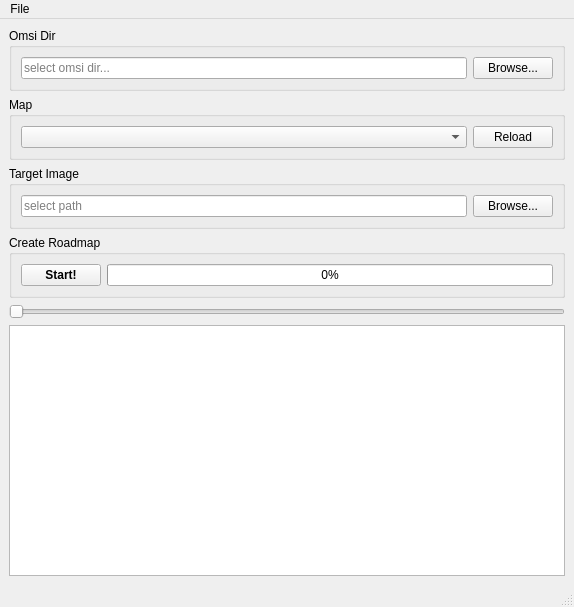
ma7t3/OmsiRoadmapTool, file mainwindow.ui: the form before one commit.
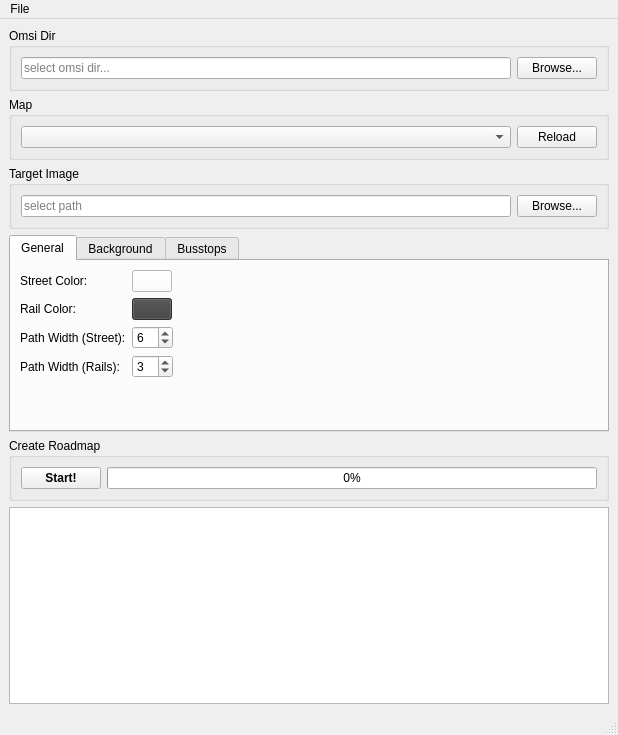
The form after the commit.

Commit message: Colors and elements can now be customized

Patch:
```diff
--- a/mainwindow.ui
+++ b/mainwindow.ui
@@ -6,8 +6,8 @@
    <rect>
     <x>0</x>
     <y>0</y>
-    <width>574</width>
-    <height>607</height>
+    <width>618</width>
+    <height>735</height>
    </rect>
   </property>
   <property name="windowTitle">
@@ -95,6 +95,328 @@
       </layout>
      </widget>
     </item>
+    <item>
+     <widget class="QTabWidget" name="tabWidget">
+      <property name="currentIndex">
+       <number>0</number>
+      </property>
+      <widget class="QWidget" name="general">
+       <attribute name="title">
+        <string>General</string>
+       </attribute>
+       <layout class="QFormLayout" name="formLayout">
+        <item row="0" column="0">
+         <widget class="QLabel" name="label">
+          <property name="text">
+           <string>Street Color:</string>
+          </property>
+         </widget>
+        </item>
+        <item row="0" column="1">
+         <layout class="QHBoxLayout" name="horizontalLayout_5">
+          <item>
+           <widget class="QPushButton" name="pbStreetColor">
+            <property name="styleSheet">
+             <string notr="true">background-color: white</string>
+            </property>
+            <property name="text">
+             <string/>
+            </property>
+           </widget>
+          </item>
+          <item>
+           <spacer name="horizontalSpacer">
+            <property name="orientation">
+             <enum>Qt::Horizontal</enum>
+            </property>
+            <property name="sizeHint" stdset="0">
+             <size>
+              <width>40</width>
+              <height>20</height>
+             </size>
+            </property>
+           </spacer>
+          </item>
+         </layout>
+        </item>
+        <item row="1" column="0">
+         <widget class="QLabel" name="label_2">
+          <property name="text">
+           <string>Rail Color:</string>
+          </property>
+         </widget>
+        </item>
+        <item row="1" column="1">
+         <layout class="QHBoxLayout" name="horizontalLayout_8">
+          <item>
+           <widget class="QPushButton" name="pbRailColor">
+            <property name="styleSheet">
+             <string notr="true">background-color: #404040</string>
+            </property>
+            <property name="text">
+             <string/>
+            </property>
+           </widget>
+          </item>
+          <item>
+           <spacer name="horizontalSpacer_4">
+            <property name="orientation">
+             <enum>Qt::Horizontal</enum>
+            </property>
+            <property name="sizeHint" stdset="0">
+             <size>
+              <width>40</width>
+              <height>20</height>
+             </size>
+            </property>
+           </spacer>
+          </item>
+         </layout>
+        </item>
+        <item row="2" column="0">
+         <widget class="QLabel" name="lPathWidthStreet">
+          <property name="text">
+           <string>Path Width (Street):</string>
+          </property>
+         </widget>
+        </item>
+        <item row="2" column="1">
+         <layout class="QHBoxLayout" name="horizontalLayout_6">
+          <item>
+           <widget class="QSpinBox" name="sbPathWidthStreet">
+            <property name="minimum">
+             <number>1</number>
+            </property>
+            <property name="maximum">
+             <number>20</number>
+            </property>
+            <property name="value">
+             <number>6</number>
+            </property>
+           </widget>
+          </item>
+          <item>
+           <spacer name="horizontalSpacer_2">
+            <property name="orientation">
+             <enum>Qt::Horizontal</enum>
+            </property>
+            <property name="sizeHint" stdset="0">
+             <size>
+              <width>40</width>
+              <height>20</height>
+             </size>
+            </property>
+           </spacer>
+          </item>
+         </layout>
+        </item>
+        <item row="3" column="0">
+         <widget class="QLabel" name="lPathWidthRail">
+          <property name="text">
+           <string>Path Width (Rails):</string>
+          </property>
+         </widget>
+        </item>
+        <item row="3" column="1">
+         <layout class="QHBoxLayout" name="horizontalLayout_7">
+          <item>
+           <widget class="QSpinBox" name="sbPathWidthRail">
+            <property name="minimum">
+             <number>1</number>
+            </property>
+            <property name="maximum">
+             <number>20</number>
+            </property>
+            <property name="value">
+             <number>3</number>
+            </property>
+           </widget>
+          </item>
+          <item>
+           <spacer name="horizontalSpacer_3">
+            <property name="orientation">
+             <enum>Qt::Horizontal</enum>
+            </property>
+            <property name="sizeHint" stdset="0">
+             <size>
+              <width>40</width>
+              <height>20</height>
+             </size>
+            </property>
+           </spacer>
+          </item>
+         </layout>
+        </item>
+       </layout>
+      </widget>
+      <widget class="QWidget" name="background">
+       <attribute name="title">
+        <string>Background</string>
+       </attribute>
+       <layout class="QFormLayout" name="formLayout_2">
+        <item row="0" column="0">
+         <widget class="QRadioButton" name="rbSolidTerrainColor">
+          <property name="text">
+           <string>Draw solid background color:</string>
+          </property>
+          <property name="checked">
+           <bool>true</bool>
+          </property>
+         </widget>
+        </item>
+        <item row="0" column="1">
+         <layout class="QHBoxLayout" name="horizontalLayout_9">
+          <item>
+           <widget class="QPushButton" name="pbBackgroundColor">
+            <property name="styleSheet">
+             <string notr="true">background-color: #808080</string>
+            </property>
+            <property name="text">
+             <string/>
+            </property>
+           </widget>
+          </item>
+          <item>
+           <spacer name="horizontalSpacer_5">
+            <property name="orientation">
+             <enum>Qt::Horizontal</enum>
+            </property>
+            <property name="sizeHint" stdset="0">
+             <size>
+              <width>40</width>
+              <height>20</height>
+             </size>
+            </property>
+           </spacer>
+          </item>
+         </layout>
+        </item>
+        <item row="1" column="0">
+         <widget class="QRadioButton" name="rbTerrainHeight">
+          <property name="enabled">
+           <bool>false</bool>
+          </property>
+          <property name="text">
+           <string>Draw terrain elevation</string>
+          </property>
+         </widget>
+        </item>
+        <item row="1" column="1">
+         <widget class="QSlider" name="hsTerrainFactor">
+          <property name="enabled">
+           <bool>false</bool>
+          </property>
+          <property name="minimum">
+           <number>1</number>
+          </property>
+          <property name="maximum">
+           <number>100</number>
+          </property>
+          <property name="orientation">
+           <enum>Qt::Horizontal</enum>
+          </property>
+         </widget>
+        </item>
+        <item row="2" column="0">
+         <widget class="QCheckBox" name="cbDrawWater">
+          <property name="text">
+           <string>Draw Water</string>
+          </property>
+          <property name="checked">
+           <bool>true</bool>
+          </property>
+         </widget>
+        </item>
+        <item row="2" column="1">
+         <layout class="QHBoxLayout" name="horizontalLayout_11">
+          <item>
+           <widget class="QPushButton" name="pbWaterColor">
+            <property name="styleSheet">
+             <string notr="true">background-color: #80c0ff</string>
+            </property>
+            <property name="text">
+             <string/>
+            </property>
+           </widget>
+          </item>
+          <item>
+           <spacer name="horizontalSpacer_7">
+            <property name="orientation">
+             <enum>Qt::Horizontal</enum>
+            </property>
+            <property name="sizeHint" stdset="0">
+             <size>
+              <width>40</width>
+              <height>20</height>
+             </size>
+            </property>
+           </spacer>
+          </item>
+         </layout>
+        </item>
+       </layout>
+      </widget>
+      <widget class="QWidget" name="busstops">
+       <attribute name="title">
+        <string>Busstops</string>
+       </attribute>
+       <layout class="QFormLayout" name="formLayout_3">
+        <item row="0" column="0">
+         <widget class="QCheckBox" name="cbDrawBusstops">
+          <property name="text">
+           <string>draw busstops</string>
+          </property>
+         </widget>
+        </item>
+        <item row="0" column="1">
+         <layout class="QHBoxLayout" name="horizontalLayout_10">
+          <item>
+           <widget class="QPushButton" name="pbBusstopColor">
+            <property name="styleSheet">
+             <string notr="true">background-color: #ffc000</string>
+            </property>
+            <property name="text">
+             <string/>
+            </property>
+           </widget>
+          </item>
+          <item>
+           <spacer name="horizontalSpacer_6">
+            <property name="orientation">
+             <enum>Qt::Horizontal</enum>
+            </property>
+            <property name="sizeHint" stdset="0">
+             <size>
+              <width>40</width>
+              <height>20</height>
+             </size>
+            </property>
+           </spacer>
+          </item>
+         </layout>
+        </item>
+        <item row="1" column="0">
+         <widget class="QCheckBox" name="cbDrawBusstopsNames">
+          <property name="text">
+           <string>draw busstop names</string>
+          </property>
+         </widget>
+        </item>
+        <item row="1" column="1">
+         <widget class="QFontComboBox" name="fcbBusstopFont">
+          <property name="currentFont">
+           <font>
+            <family>Open Sans Semibold</family>
+            <pointsize>26</pointsize>
+            <stylestrategy>PreferAntialias</stylestrategy>
+           </font>
+          </property>
+         </widget>
+        </item>
+       </layout>
+      </widget>
+     </widget>
+    </item>
     <item>
      <widget class="QGroupBox" name="groupBox_4">
       <property name="title">
@@ -123,19 +445,6 @@
       </layout>
      </widget>
     </item>
-    <item>
-     <widget class="QSlider" name="hsTerrainFactor">
-      <property name="minimum">
-       <number>1</number>
-      </property>
-      <property name="maximum">
-       <number>100</number>
-      </property>
-      <property name="orientation">
-       <enum>Qt::Horizontal</enum>
-      </property>
-     </widget>
-    </item>
     <item>
      <widget class="QListWidget" name="lwLog"/>
     </item>
@@ -146,7 +455,7 @@
     <rect>
      <x>0</x>
      <y>0</y>
-     <width>574</width>
+     <width>618</width>
      <height>22</height>
     </rect>
    </property>
```
The commit also changes 3 other files.
